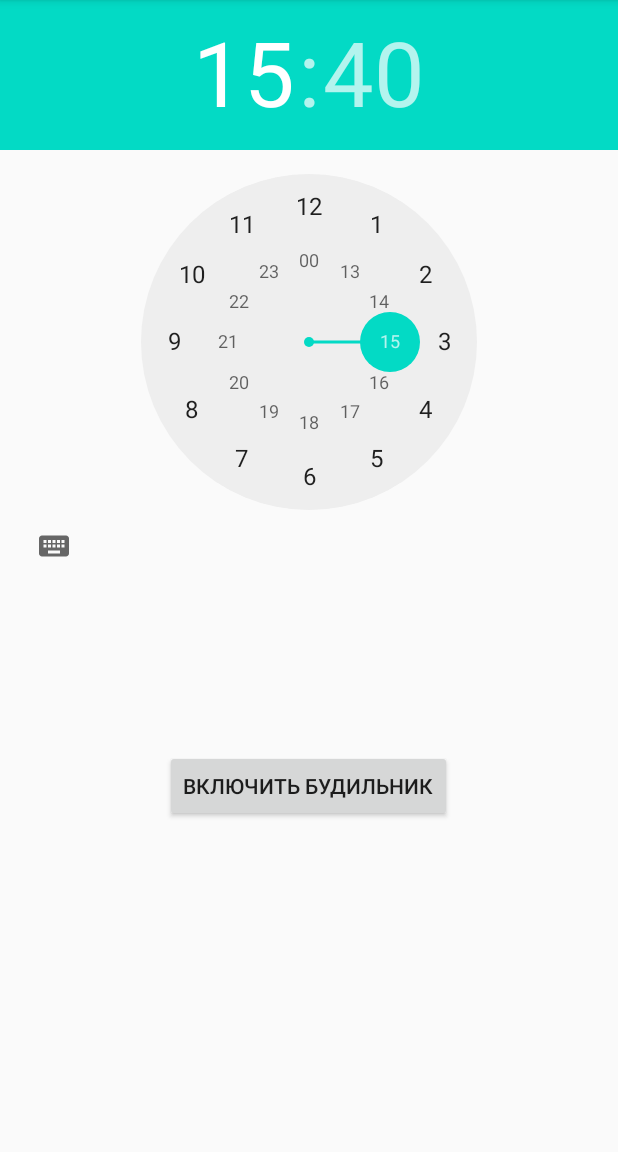
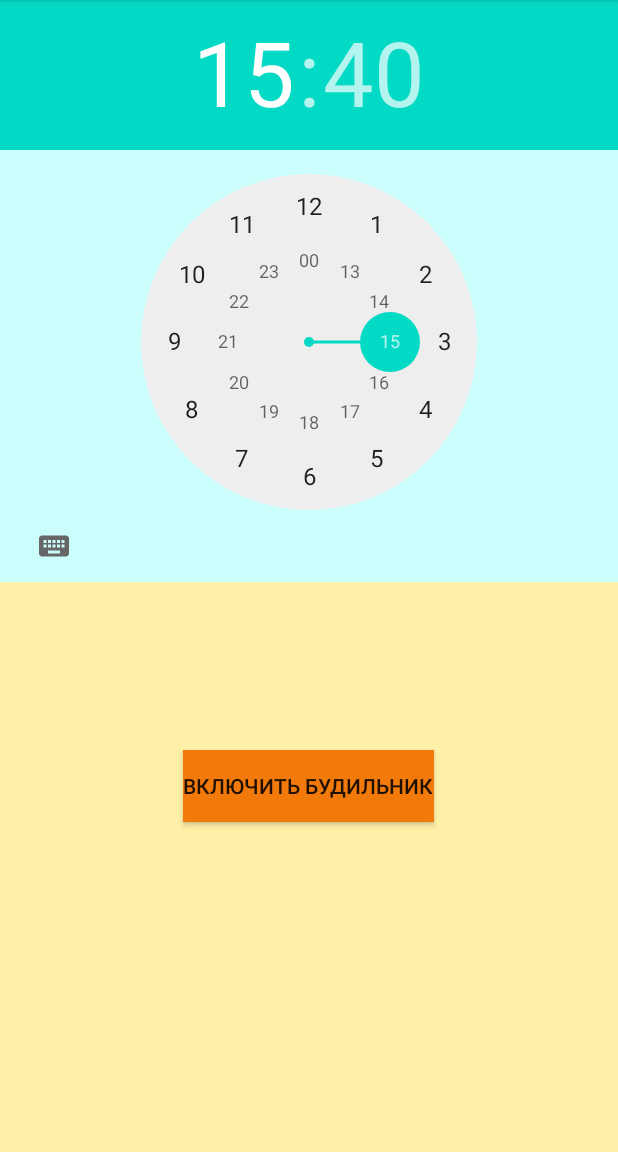
Before and after one commit to nikitafreez/Alarm_Kotlin, an Android app: the screen it shows after launch (MainActivity), on a phone screen of 412 x 824 dp, the part 84-1236 px from its top. Run offline under Robolectric (Android 15) with nearby library versions, the phone set to English and light mode, and no system bars.

Commit message:
Color Update

```diff
--- a/app/src/main/res/layout/activity_main.xml
+++ b/app/src/main/res/layout/activity_main.xml
@@ -4,17 +4,20 @@
     xmlns:tools="http://schemas.android.com/tools"
     android:layout_width="match_parent"
     android:layout_height="match_parent"
-    tools:context=".MainActivity">
+    tools:context=".MainActivity"
+    android:background="#FFF0A7">
 
     <TimePicker
         android:id="@+id/timer_clock"
         android:layout_width="match_parent"
-        android:layout_height="wrap_content" />
+        android:layout_height="wrap_content"
+        android:background="#CCFDFD"/>
     <Button
         android:id="@+id/btn_timer"
         android:layout_width="wrap_content"
         android:layout_height="wrap_content"
         android:layout_centerHorizontal="true"
         android:layout_marginTop="500dp"
-        android:text="Включить будильник" />
+        android:text="Включить будильник"
+        android:background="?android:attr/colorFocusedHighlight"/>
 </RelativeLayout>
```
